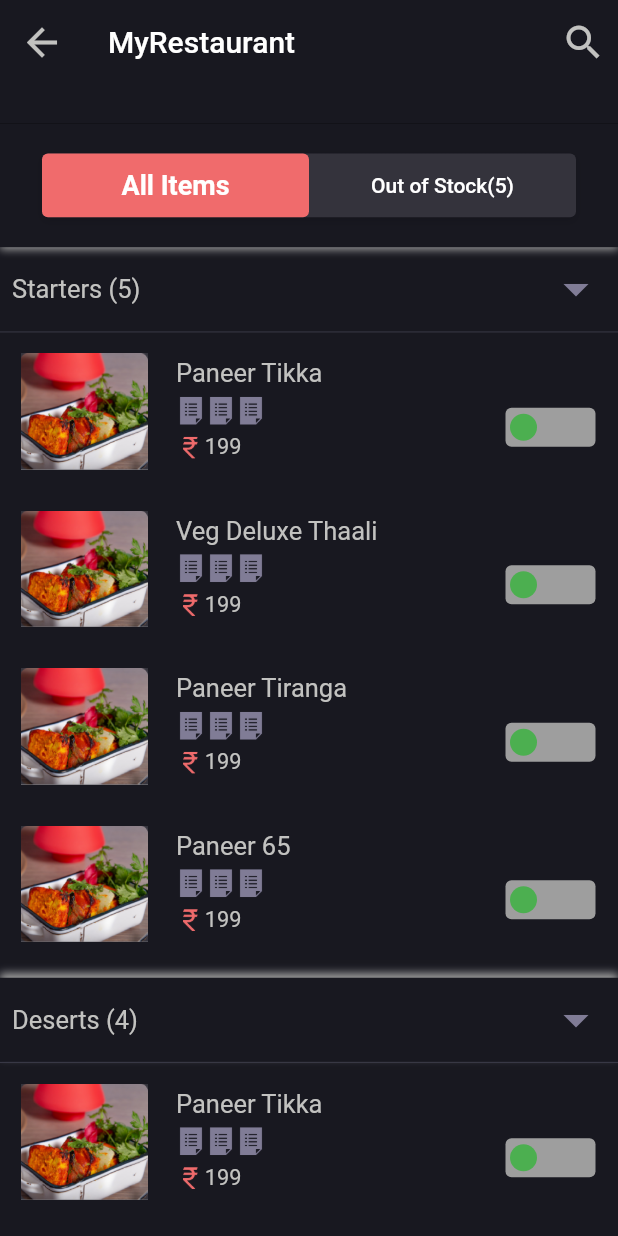
After one commit to abhijeets94/RailFScreens, a Flutter app: the screen it shows after launch, after a tap on "My Menu", on a phone screen of 412 x 824 dp. The commit adds this screen. Run offline on Flutter 3.47's test engine with Material 2 defaults, Android fonts, the phone set to English and light mode, and no system bars; drawn by our look-alikes of flutter_switch, flutter_toggle_tab; missing offline and left inert: dropdown_date_picker, grouped_buttons.

Commit message:
menu details

```diff
--- a/lib/main.dart
+++ b/lib/main.dart
@@ -10,6 +10,7 @@ class MyApp extends StatelessWidget {
   Widget build(BuildContext context) {
     return MaterialApp(
       home: Navigation(),
+      debugShowCheckedModeBanner: false,
     );
   }
 }
--- /dev/null
+++ b/lib/myMenu.dart
@@ -0,0 +1,318 @@
+import 'package:flutter/material.dart';
+import 'package:flutter_switch/flutter_switch.dart';
+import 'package:flutter_toggle_tab/flutter_toggle_tab.dart';
+
+class MyMenu extends StatefulWidget {
+  @override
+  _MyMenuState createState() => _MyMenuState();
+}
+
+class _MyMenuState extends State<MyMenu> {
+  var _listTextTabToggle = ["All Items", "Out of Stock(5)"];
+  var _listTextSelectedToggle = [
+    "All Items",
+    "Out of Stocks",
+  ];
+  var _tabTextIndexSelected = 0;
+  bool status = false;
+
+  @override
+  Widget build(BuildContext context) {
+    return SafeArea(
+      child: Scaffold(
+        backgroundColor: Color(0xff181820),
+        appBar: PreferredSize(
+          preferredSize:
+              Size.fromHeight(MediaQuery.of(context).size.height / 10),
+          child: Container(
+            decoration: BoxDecoration(boxShadow: [
+              BoxShadow(
+                  // color: Colors.grey,
+                  // offset: Offset(0, 2.0),
+                  // blurRadius: 4.0,
+                  )
+            ]),
+            child: AppBar(
+              elevation: 0,
+              leading: IconButton(
+                icon: Icon(
+                  Icons.arrow_back,
+                  color: Color(0xffc2c2c0),
+                  size: 30.0,
+                ),
+                onPressed: () {
+                  Navigator.pop(context);
+                },
+              ),
+              title: Text("MyRestaurant"),
+              backgroundColor: Color(0xff181820),
+              actions: [
+                Padding(
+                  padding: const EdgeInsets.all(8.0),
+                  child: Icon(
+                    Icons.search,
+                    color: Color(0xffc2c2c0),
+                    size: 30.0,
+                  ),
+                ),
+              ],
+            ),
+          ),
+        ),
+        body: SingleChildScrollView(
+          child: Column(
+            children: [
+              Container(
+                width: MediaQuery.of(context).size.width,
+                height: MediaQuery.of(context).size.height / 10,
+                // color: Color(0xff181820),
+                decoration: BoxDecoration(color: Color(0xff181820), boxShadow: [
+                  BoxShadow(
+                    color: Colors.grey,
+                    offset: Offset(0, 2.0),
+                    blurRadius: 4.0,
+                  )
+                ]),
+                child: Container(
+                  margin: EdgeInsets.symmetric(
+                    horizontal: 28.0,
+                    vertical: 20.0,
+                  ),
+                  child: // Here default theme colors are used for activeBgColor, activeFgColor, inactiveBgColor and inactiveFgColor
+                      FlutterToggleTab(
+                    // width in percent
+                    width: 90,
+                    borderRadius: 4,
+                    height: 50,
+                    initialIndex: 0,
+                    selectedBackgroundColors: [Color(0xfff06b6c)],
+                    unSelectedBackgroundColors: [Color(0xff34333c)],
+                    selectedTextStyle: TextStyle(
+                        color: Colors.white,
+                        fontSize: 18,
+                        fontWeight: FontWeight.w700),
+                    unSelectedTextStyle: TextStyle(
+                        color: Colors.white,
+                        fontSize: 14,
+                        fontWeight: FontWeight.w500),
+                    labels: _listTextTabToggle,
+                    selectedLabelIndex: (index) {
+                      setState(() {
+                        _tabTextIndexSelected = index;
+                      });
+                    },
+                    isScroll: false,
+                  ),
+                ),
+              ),
+              MenuItemHeader(
+                menuHeader: "Starters (5)",
+              ),
+              Divider(
+                color: Color(0xff383845),
+                height: 1,
+              ),
+              menuItems(context, "Paneer Tikka", "199", (val) {
+                setState(() {
+                  status = val;
+                });
+              }),
+              menuItems(context, "Veg Deluxe Thaali", "199", (val) {
+                setState(() {
+                  status = val;
+                });
+              }),
+              menuItems(context, "Paneer Tiranga", "199", (val) {
+                setState(() {
+                  status = val;
+                });
+              }),
+              menuItems(context, "Paneer 65", "199", (val) {
+                setState(() {
+                  status = val;
+                });
+              }),
+              Container(
+                margin: EdgeInsets.only(top: 10.0),
+                decoration: BoxDecoration(color: Color(0xff181820), boxShadow: [
+                  BoxShadow(
+                    color: Colors.grey,
+                    offset: Offset(0.0, -3.0),
+                    blurRadius: 4.0,
+                  )
+                ]),
+                child: MenuItemHeader(
+                  menuHeader: "Deserts (4)",
+                ),
+              ),
+              Divider(
+                color: Color(0xff383845),
+                height: 1,
+              ),
+              menuItems(context, "Paneer Tikka", "199", (val) {
+                setState(() {
+                  status = val;
+                });
+              }),
+              menuItems(context, "Veg Deluxe Thaali", "199", (val) {
+                setState(() {
+                  status = val;
+                });
+              }),
+              menuItems(context, "Paneer Tiranga", "199", (val) {
+                setState(() {
+                  status = val;
+                });
+              }),
+              menuItems(context, "Paneer 65", "199", (val) {
+                setState(() {
+                  status = val;
+                });
+              }),
+            ],
+          ),
+        ),
+      ),
+    );
+  }
+
+  Container menuItems(BuildContext context, String itemName, String itemPrice,
+      Function toggleValue) {
+    return Container(
+      // margin: EdgeInsets.all(12.0)r,
+      child: Row(
+        crossAxisAlignment: CrossAxisAlignment.start,
+        mainAxisAlignment: MainAxisAlignment.start,
+        children: [
+          Expanded(
+            flex: 1,
+            child: Container(
+              margin: EdgeInsets.all(12.0),
+              child: Image.asset(
+                'assets/images/myRest.png',
+                scale: 5,
+              ),
+            ),
+          ),
+          Expanded(
+            flex: 2,
+            child: Container(
+              margin: EdgeInsets.only(top: 12.0),
+              child: Column(
+                crossAxisAlignment: CrossAxisAlignment.start,
+                children: [
+                  Container(
+                    margin: EdgeInsets.all(5.0),
+                    child: Text(
+                      itemName,
+                      style: TextStyle(
+                        color: Color(0xffc2c2c0),
+                        fontWeight: FontWeight.w400,
+                        fontFamily: "Roboto",
+                        fontStyle: FontStyle.normal,
+                        fontSize: 17.0,
+                      ),
+                    ),
+                  ),
+                  Container(
+                    margin: EdgeInsets.only(left: 5.0, bottom: 5.0),
+                    child: Row(
+                      children: [
+                        Image.asset(
+                          'assets/images/listv-view.png',
+                          scale: 5,
+                          color: Color(0xff807c96),
+                        ),
+                        Image.asset(
+                          'assets/images/listv-view.png',
+                          scale: 5,
+                          color: Color(0xff807c96),
+                        ),
+                        Image.asset(
+                          'assets/images/listv-view.png',
+                          scale: 5,
+                          color: Color(0xff807c96),
+                        ),
+                      ],
+                    ),
+                  ),
+                  Container(
+                    margin: EdgeInsets.only(left: 5.0),
+                    child: Row(
+                      children: [
+                        Image.asset(
+                          'assets/images/rupees.png',
+                          scale: 5.0,
+                          color: Color(0xfff06b6c),
+                        ),
+                        SizedBox(),
+                        Text(
+                          itemPrice,
+                          style: TextStyle(
+                            color: const Color(0xffc2c2c0),
+                            fontWeight: FontWeight.w400,
+                            fontFamily: "Roboto",
+                            fontStyle: FontStyle.normal,
+                            fontSize: 14.5,
+                          ),
+                        ),
+                      ],
+                    ),
+                  )
+                ],
+              ),
+            ),
+          ),
+          Container(
+            margin: EdgeInsets.only(top: 50.0, right: 15.0),
+            child: FlutterSwitch(
+              toggleColor: Colors.green,
+              activeColor: Color(0xff34333c),
+              showOnOff: false,
+              width: 60.0,
+              height: 26.0,
+              valueFontSize: 10.0,
+              toggleSize: 18.0,
+              value: status,
+              borderRadius: 4.0,
+              padding: 3.0,
+              onToggle: toggleValue,
+            ),
+          ),
+        ],
+      ),
+    );
+  }
+}
+
+class MenuItemHeader extends StatelessWidget {
+  final String menuHeader;
+
+  MenuItemHeader({this.menuHeader});
+
+  @override
+  Widget build(BuildContext context) {
+    return Container(
+      margin: EdgeInsets.all(8.0),
+      child: Row(
+        mainAxisAlignment: MainAxisAlignment.spaceBetween,
+        children: [
+          Text(
+            menuHeader,
+            style: TextStyle(
+                color: const Color(0xffc2c2c0),
+                fontWeight: FontWeight.w400,
+                fontFamily: "Roboto",
+                fontStyle: FontStyle.normal,
+                fontSize: 17.0),
+          ),
+          Icon(
+            Icons.arrow_drop_down,
+            color: Color(0xff807c96),
+            size: 40,
+          ),
+        ],
+      ),
+    );
+  }
+}
--- a/lib/myRestaurantsContent.dart
+++ b/lib/myRestaurantsContent.dart
@@ -1,4 +1,5 @@
 import 'package:flutter/material.dart';
+import 'package:railscreen/restaurantDetails.dart';
 
 class MyRestaurantContent extends StatefulWidget {
   @override
@@ -16,7 +17,10 @@ class _MyRestaurantContentState extends State<MyRestaurantContent> {
             caterers: "Spice India Caterers",
             station: "Patna Jn",
             onTap: () {
-              print("1696 clicked");
+              Navigator.push(
+                  context,
+                  MaterialPageRoute(
+                      builder: (context) => RestaurantDetailsFilled()));
             },
           ),
           OutletList(
@@ -60,7 +64,11 @@ class OutletList extends StatelessWidget {
         borderRadius: BorderRadius.circular(10.0),
       ),
       child: Container(
-        margin: EdgeInsets.only(left: 17.0, top: 17.0),
+        margin: EdgeInsets.only(
+          left: 17.0,
+          top: 17.0,
+          bottom: 17.0,
+        ),
         child: Row(
           crossAxisAlignment: CrossAxisAlignment.start,
           mainAxisAlignment: MainAxisAlignment.start,
@@ -72,15 +80,16 @@ class OutletList extends StatelessWidget {
               ),
               child: Image.asset(
                 'assets/images/myRest.png',
-                scale: 3,
+                scale: 3.8,
                 fit: BoxFit.fill,
               ),
             ),
             //store id, name etc
             Container(
-              margin: EdgeInsets.all(20.0),
+              margin: EdgeInsets.only(left: 20.0),
               child: Column(
                 crossAxisAlignment: CrossAxisAlignment.start,
+                mainAxisAlignment: MainAxisAlignment.start,
                 children: [
                   Container(
                     child: Text(
--- a/lib/navigation.dart
+++ b/lib/navigation.dart
@@ -3,6 +3,8 @@ import 'package:railscreen/myRestaurants.dart';
 import 'package:railscreen/popUpWhenOff.dart';
 import 'package:railscreen/restaurantDetails.dart';
 import 'package:railscreen/schedulePopUp.dart';
+
+import 'myMenu.dart';
 
 class Navigation extends StatefulWidget {
   @override
@@ -31,18 +33,6 @@ class _NavigationState extends State<Navigation> {
               ),
               Container(
                 child: ElevatedButton(
-                  child: Text("Restaurant Details Filled"),
-                  onPressed: () {
-                    Navigator.push(
-                      context,
-                      MaterialPageRoute(
-                          builder: (context) => RestaurantDetailsFilled()),
-                    );
-                  },
-                ),
-              ),
-              Container(
-                child: ElevatedButton(
                   child: Text("Pop Up when restaurant turned off"),
                   onPressed: () {
                     Navigator.push(
@@ -63,6 +53,17 @@ class _NavigationState extends State<Navigation> {
                   },
                 ),
               ),
+              Container(
+                child: ElevatedButton(
+                  child: Text("My Menu"),
+                  onPressed: () {
+                    Navigator.push(
+                      context,
+                      MaterialPageRoute(builder: (context) => MyMenu()),
+                    );
+                  },
+                ),
+              ),
             ],
           ),
         ),
--- a/lib/popUpWhenOff.dart
+++ b/lib/popUpWhenOff.dart
@@ -86,6 +86,9 @@ class _PopUpWhenOffState extends State<PopUpWhenOff> {
                                   border: Border.all(color: Color(0xff807c96)),
                                   borderRadius: BorderRadius.circular(12.0)),
                               margin: const EdgeInsets.all(5.0),
+                              child: Container(
+                                decoration: BoxDecoration(
+                                    border: Border.all(color: Colors.amber)),
                                 child: DropdownButton<String>(
                                   value: _chosenValue,
                                   dropdownColor: Color(0xff21212b),
@@ -104,7 +107,8 @@ class _PopUpWhenOffState extends State<PopUpWhenOff> {
                                     'Due to Emergency',
                                     'Maintainence Work',
                                     'Reasons Not Listed',
-                                ].map<DropdownMenuItem<String>>((String value) {
+                                  ].map<DropdownMenuItem<String>>(
+                                      (String value) {
                                     return DropdownMenuItem<String>(
                                       value: value,
                                       child: Container(
@@ -114,6 +118,11 @@ class _PopUpWhenOffState extends State<PopUpWhenOff> {
                                     );
                                   }).toList(),
                                   hint: Container(
+                                    decoration: BoxDecoration(
+                                        border: Border.all(
+                                            color: Color(0xff807c96)),
+                                        borderRadius:
+                                            BorderRadius.circular(12.0)),
                                     margin: EdgeInsets.all(15.0),
                                     child: Text(
                                       "  $_chosenValue                       ",
@@ -128,6 +137,7 @@ class _PopUpWhenOffState extends State<PopUpWhenOff> {
                                       _chosenValue = value;
                                     });
                                   },
+                                ),
                               ),
                             ),
                           ],
--- a/lib/restaurantDetails.dart
+++ b/lib/restaurantDetails.dart
@@ -44,10 +44,10 @@ class _RestaurantDetailsFilledState extends State<RestaurantDetailsFilled> {
                   width: 60.0,
                   height: 36.0,
                   valueFontSize: 10.0,
-                  toggleSize: 17.0,
+                  toggleSize: 18.0,
                   value: status,
-                  borderRadius: 30.0,
-                  padding: 8.0,
+                  borderRadius: 4.0,
+                  padding: 3.0,
                   onToggle: (val) {
                     setState(() {
                       status = val;
--- a/lib/schedulePopUp.dart
+++ b/lib/schedulePopUp.dart
@@ -193,7 +193,7 @@ class _SchedulePopUpState extends State<SchedulePopUp> {
         backgroundColor: Color(0xff181820),
         body: Container(
           child: ElevatedButton(
-            child: Text("Menu-Filter"),
+            child: Text("Go Online After"),
             style: ButtonStyle(
               shape: MaterialStateProperty.all<RoundedRectangleBorder>(
                 RoundedRectangleBorder(
--- a/pubspec.yaml
+++ b/pubspec.yaml
@@ -31,6 +31,7 @@ dependencies:
   flutter_switch: ^0.3.0
   grouped_buttons: ^1.0.4
   group_button: ^2.1.0
+  flutter_toggle_tab: ^1.0.0
 
 
 dev_dependencies:
```
Also changed, not shown: assets/images/listv-view.png (added), pubspec.lock. Lines whose indentation alone changed are shown as unchanged.
